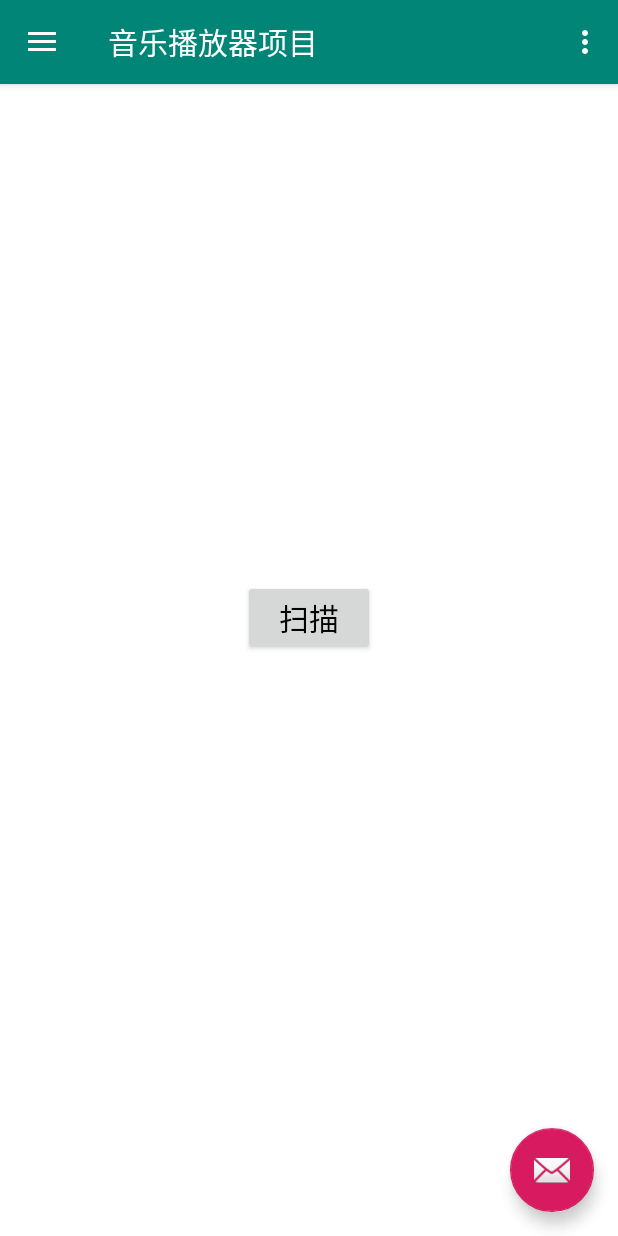
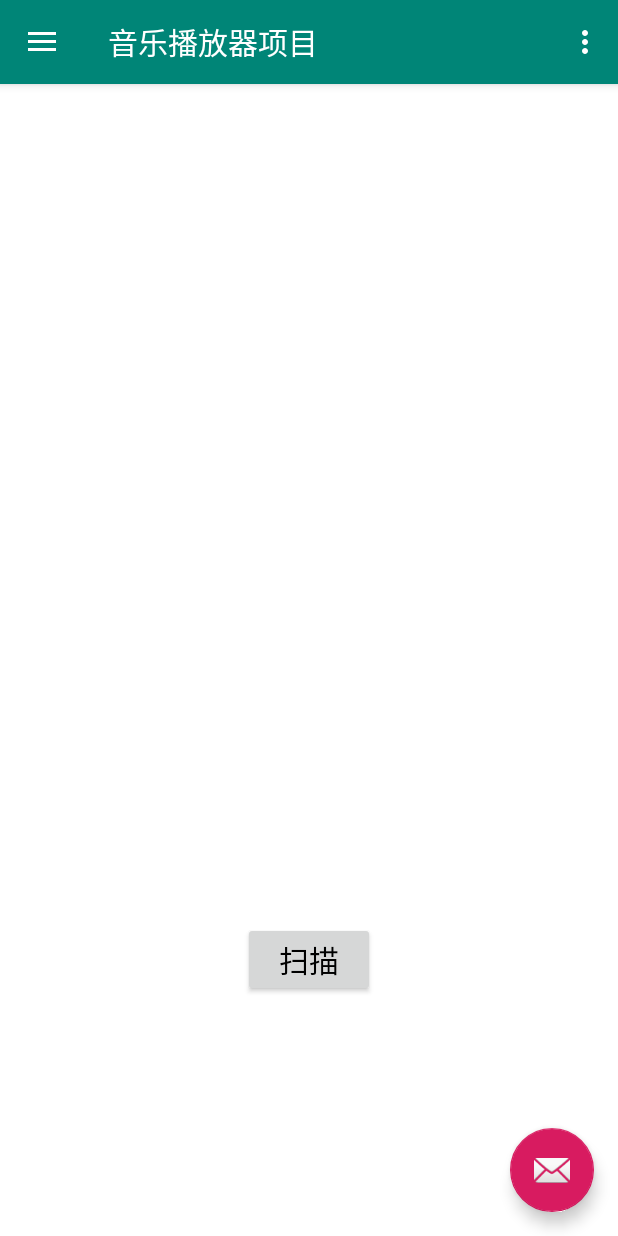
Before and after one commit to wing-scud/MusicPlayer, an Android app: the ScanFragment screen opened through its navigation route, on a phone screen of 412 x 824 dp. Run offline under Robolectric (Android 15) with nearby library versions, the phone set to English and light mode, and no system bars; our stand-ins replace Room's generated code; Roboto replaces fonts that are not available here.

Commit message:
chenge scan ui

```diff
--- a/app/src/main/java/com/example/projectprepare1/ui/scan/ScanRepository.kt
+++ b/app/src/main/java/com/example/projectprepare1/ui/scan/ScanRepository.kt
@@ -2,10 +2,13 @@ package com.example.projectprepare1.ui.scan
 
 import android.util.Log
 import androidx.lifecycle.LiveData
+import androidx.lifecycle.MutableLiveData
 import com.example.android.roomwordssample.MusicDao
 import com.example.android.roomwordssample.Song
 
 class ScanRepository (private val musicDao: MusicDao){
+    var songs: MutableLiveData<List<Song>>? = null
+    val data = mutableListOf<Song>()
     fun deleteAll(){
         Thread(Runnable {
             musicDao.deleteAll()
@@ -20,7 +23,11 @@ class ScanRepository (private val musicDao: MusicDao){
              Log.e("1111","-------"+list[index]+"---------")
          }
             }).start()
-
-
+    }fun getAllSongs():List<Song>{
+        return musicDao.getAllSongs()
+    }
+    init {
+        songs = MutableLiveData(musicDao.getAllSongs())
+        data.addAll(musicDao.getAllSongs())
     }
 }
--- a/app/src/main/res/layout/fragment_scan.xml
+++ b/app/src/main/res/layout/fragment_scan.xml
@@ -1,14 +1,47 @@
 <?xml version="1.0" encoding="utf-8"?>
-<FrameLayout xmlns:android="http://schemas.android.com/apk/res/android"
-             xmlns:tools="http://schemas.android.com/tools"
+<androidx.constraintlayout.widget.ConstraintLayout
+        xmlns:android="http://schemas.android.com/apk/res/android"
+        xmlns:app="http://schemas.android.com/apk/res-auto" xmlns:tools="http://schemas.android.com/tools"
              android:layout_width="match_parent"
              android:layout_height="match_parent"
              tools:context=".ui.scan.ScanFragment">
+    <pl.droidsonroids.gif.GifImageView
+            android:layout_width="wrap_content"
+            android:layout_height="wrap_content"
+            android:src="@drawable/scan" app:layout_constraintEnd_toEndOf="parent"
+            app:layout_constraintStart_toStartOf="parent"
+            app:layout_constraintBottom_toTopOf="@+id/scan" android:layout_marginTop="8dp"
+            app:layout_constraintTop_toTopOf="parent" app:layout_constraintHorizontal_bias="0.49"
+            android:scaleType="center" android:layout_marginStart="50dp"
+            android:id="@+id/scangif"
+            android:visibility="gone"/>
     <Button
             android:text="扫描"
             android:textSize="20sp"
             android:layout_width="wrap_content"
             android:layout_height="wrap_content"
             android:id="@+id/scan"
-            android:layout_gravity="center"/>
-</FrameLayout>
+            android:layout_gravity="center" android:layout_marginBottom="8dp"
+            app:layout_constraintBottom_toBottomOf="parent" android:layout_marginEnd="8dp"
+            app:layout_constraintEnd_toEndOf="parent" android:layout_marginStart="8dp"
+            app:layout_constraintStart_toStartOf="parent"
+            android:layout_marginTop="8dp" app:layout_constraintTop_toTopOf="parent"
+            app:layout_constraintVertical_bias="0.8" android:visibility="visible"/>
+    <TextView
+            android:layout_width="wrap_content"
+            android:layout_height="wrap_content"
+            android:id="@+id/tv2" app:layout_constraintStart_toStartOf="parent" android:layout_marginStart="8dp"
+            app:layout_constraintEnd_toEndOf="parent" android:layout_marginEnd="8dp"
+            android:layout_marginBottom="8dp"
+            app:layout_constraintBottom_toTopOf="@+id/scan" android:visibility="gone" android:layout_marginTop="8dp"
+            app:layout_constraintTop_toTopOf="parent" app:layout_constraintVertical_bias="0.85"/>
+    <Button
+            android:text="扫描完成"
+            android:layout_width="wrap_content"
+            android:layout_height="wrap_content"
+            android:id="@+id/completeScan" app:layout_constraintEnd_toEndOf="parent" android:layout_marginEnd="8dp"
+            app:layout_constraintStart_toStartOf="parent" android:layout_marginStart="8dp"
+            android:layout_marginBottom="8dp" app:layout_constraintBottom_toBottomOf="parent"
+            android:visibility="gone" android:layout_marginTop="8dp" app:layout_constraintTop_toTopOf="parent"
+            app:layout_constraintVertical_bias="0.8"/>
+</androidx.constraintlayout.widget.ConstraintLayout>
--- a/app/src/main/res/navigation/nav_graph.xml
+++ b/app/src/main/res/navigation/nav_graph.xml
@@ -12,7 +12,8 @@
               android:label="music_fragment" tools:layout="@layout/music_fragment"/>
     <fragment android:id="@+id/scanFragment" android:name="com.example.projectprepare1.ui.scan.ScanFragment"
               android:label="fragment_scan" tools:layout="@layout/fragment_scan">
-        <action android:id="@+id/action_scanFragment_to_homeFragment" app:destination="@id/homeFragment"/>
+        <action android:id="@+id/action_scanFragment_to_homeFragment" app:destination="@+id/homeFragment"
+        />
     </fragment>
     <fragment android:id="@+id/homeFragment" android:name="com.example.projectprepare1.ui.home.HomeFragment"
               android:label="fragment_home" tools:layout="@layout/fragment_home">
```
Also changed, not shown: app/build.gradle (+11 -0 lines), app/src/main/java/com/example/projectprepare1/ui/scan/ScanFragment.kt (+53 -1 lines), app/src/main/java/com/example/projectprepare1/ui/scan/ScanViewModel.kt (+10 -1 lines).
